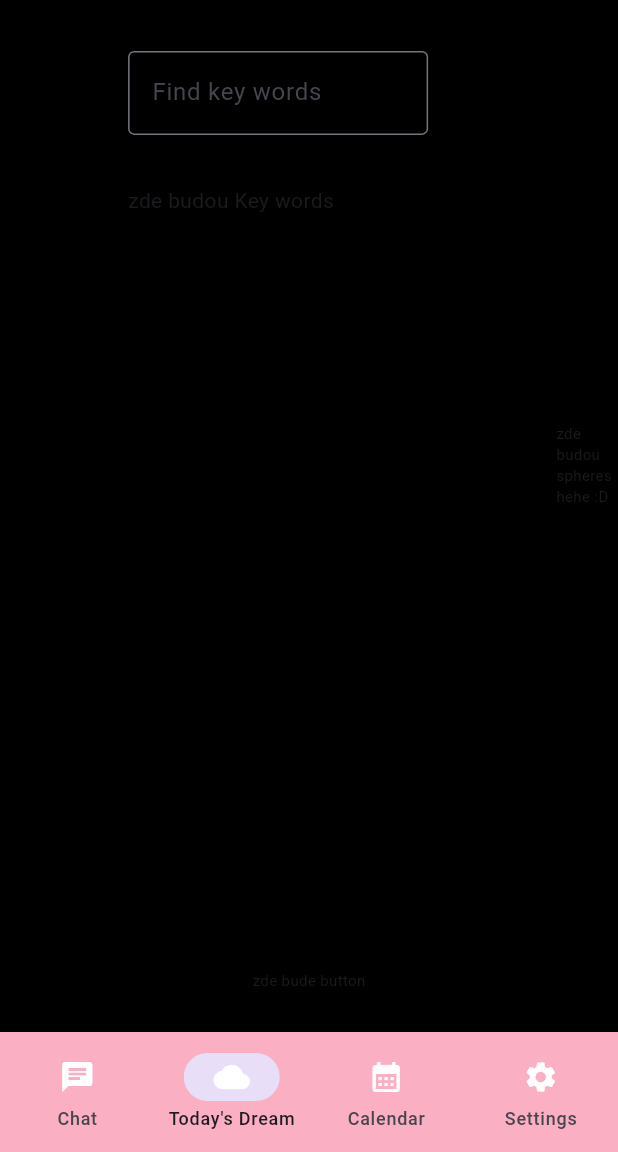
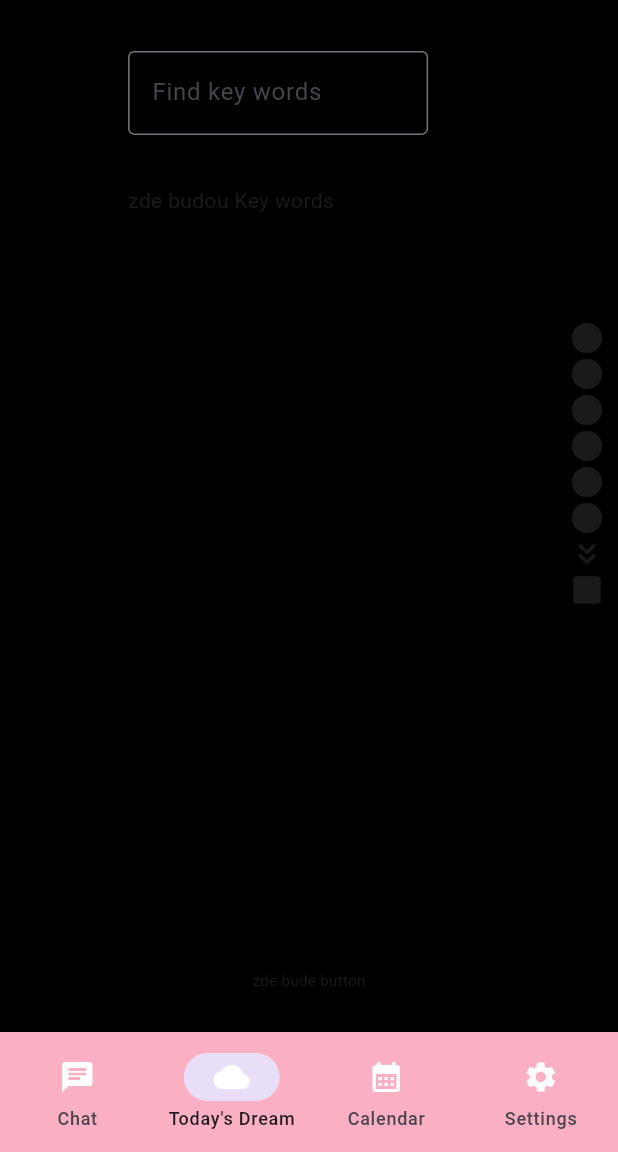
Before and after one commit to L6TR/PocketDreams, a Flutter app: the screen it shows after launch, item 2 of the bottom bar chosen, on a phone screen of 412 x 824 dp, the part 84-1236 px from its top. Run offline on Flutter 3.47's test engine with Material 3 defaults, Android fonts, the phone set to English and light mode, and no system bars; our stand-ins replace flutter_bloc; network calls fail.

Commit message:
Spheres on Todays dream

```diff
--- a/lib/main.dart
+++ b/lib/main.dart
@@ -467,11 +467,23 @@ class _TodaysDreamState extends State<TodaysDream> {
                 ),
                 Expanded(
                   flex: 1,
-                  child: SizedBox(
-                    width: 15,
-                    child: Text(
-                      "zde budou spheres hehe :D",
-                      style: TextStyle(fontSize: 10),
+                  child: Center(
+                    child: Column(
+                      mainAxisAlignment: MainAxisAlignment.center,
+                      crossAxisAlignment: CrossAxisAlignment.center,
+                      children: [
+                        Icon(Icons.circle, color: Colors.white10),
+                        Icon(Icons.circle, color: Colors.white10),
+                        Icon(Icons.circle, color: Colors.white10),
+                        Icon(Icons.circle, color: Colors.white10),
+                        Icon(Icons.circle, color: Colors.white10),
+                        Icon(Icons.circle, color: Colors.white10),
+                        Icon(
+                          Icons.keyboard_double_arrow_down_rounded,
+                          color: Colors.white10,
+                        ),
+                        Icon(Icons.square_rounded, color: Colors.white10),
+                      ],
                     ),
                   ),
                 ),
```
